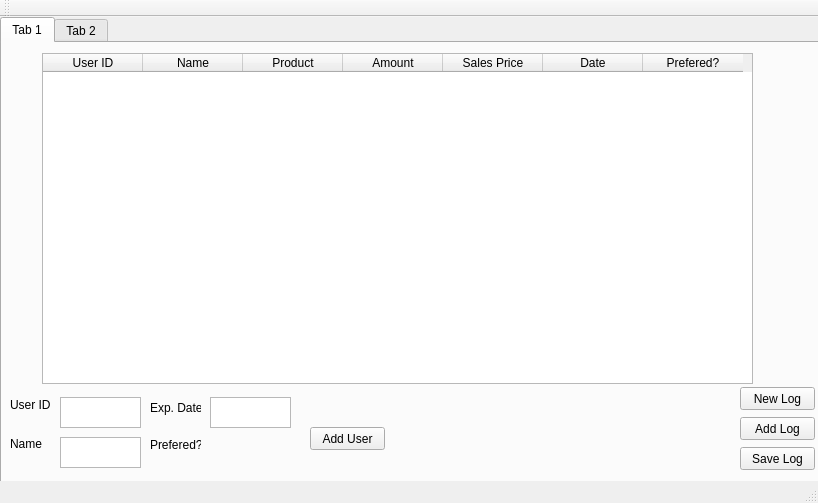
Before: the Qt Designer form mainwindow.ui in kurahk6/WarehouseSuperStore, drawn with Qt 5.
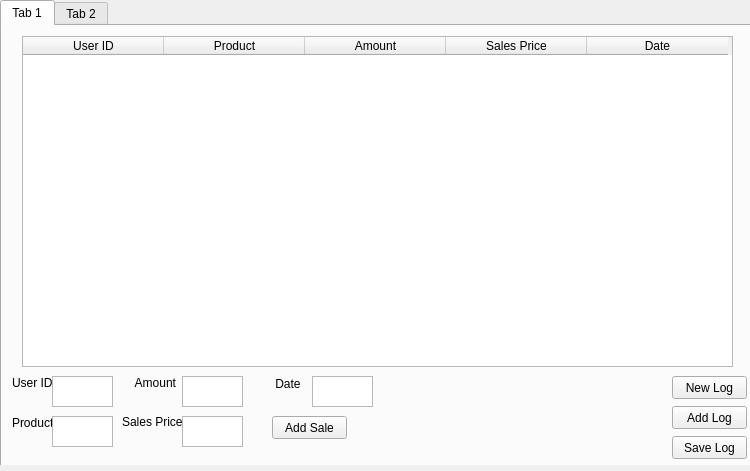
After: the same form once the commit is applied. The open tabs and pages were chosen to show the change.

```diff
--- a/mainwindow.ui
+++ b/mainwindow.ui
@@ -6,164 +6,54 @@
    <rect>
     <x>0</x>
     <y>0</y>
-    <width>818</width>
-    <height>503</height>
+    <width>750</width>
+    <height>471</height>
    </rect>
   </property>
+  <property name="minimumSize">
+   <size>
+    <width>745</width>
+    <height>450</height>
+   </size>
+  </property>
+  <property name="maximumSize">
+   <size>
+    <width>750</width>
+    <height>471</height>
+   </size>
+  </property>
   <property name="windowTitle">
    <string>MainWindow</string>
   </property>
   <widget class="QWidget" name="centralWidget">
-   <widget class="QPushButton" name="newLog">
-    <property name="geometry">
-     <rect>
-      <x>740</x>
-      <y>370</y>
-      <width>75</width>
-      <height>23</height>
-     </rect>
-    </property>
-    <property name="text">
-     <string>New Log</string>
-    </property>
-   </widget>
-   <widget class="QPushButton" name="addLog">
-    <property name="geometry">
-     <rect>
-      <x>740</x>
-      <y>400</y>
-      <width>75</width>
-      <height>23</height>
-     </rect>
-    </property>
-    <property name="text">
-     <string>Add Log</string>
-    </property>
-   </widget>
-   <widget class="QPushButton" name="saveLog">
-    <property name="geometry">
-     <rect>
-      <x>740</x>
-      <y>430</y>
-      <width>75</width>
-      <height>23</height>
-     </rect>
-    </property>
-    <property name="text">
-     <string>Save Log</string>
-    </property>
-   </widget>
-   <widget class="QLabel" name="label">
-    <property name="geometry">
-     <rect>
-      <x>10</x>
-      <y>380</y>
-      <width>46</width>
-      <height>16</height>
-     </rect>
-    </property>
-    <property name="text">
-     <string>User ID</string>
-    </property>
-   </widget>
-   <widget class="QLabel" name="label_2">
-    <property name="geometry">
-     <rect>
-      <x>10</x>
-      <y>420</y>
-      <width>46</width>
-      <height>13</height>
-     </rect>
-    </property>
-    <property name="text">
-     <string>Name</string>
-    </property>
-   </widget>
-   <widget class="QPlainTextEdit" name="id">
-    <property name="geometry">
-     <rect>
-      <x>60</x>
-      <y>380</y>
-      <width>81</width>
-      <height>31</height>
-     </rect>
-    </property>
-    <property name="readOnly">
-     <bool>false</bool>
-    </property>
-   </widget>
-   <widget class="QPlainTextEdit" name="name">
+   <property name="sizePolicy">
+    <sizepolicy hsizetype="Fixed" vsizetype="Fixed">
+     <horstretch>0</horstretch>
+     <verstretch>0</verstretch>
+    </sizepolicy>
+   </property>
+   <property name="minimumSize">
+    <size>
+     <width>750</width>
+     <height>465</height>
+    </size>
+   </property>
+   <property name="maximumSize">
+    <size>
+     <width>750</width>
+     <height>465</height>
+    </size>
+   </property>
+   <widget class="QTabWidget" name="tabWidget">
     <property name="enabled">
      <bool>true</bool>
     </property>
     <property name="geometry">
      <rect>
-      <x>60</x>
-      <y>420</y>
-      <width>81</width>
-      <height>31</height>
-     </rect>
-    </property>
-    <property name="readOnly">
-     <bool>false</bool>
-    </property>
-   </widget>
-   <widget class="QPushButton" name="addUser">
-    <property name="geometry">
-     <rect>
-      <x>310</x>
-      <y>410</y>
-      <width>75</width>
-      <height>23</height>
-     </rect>
-    </property>
-    <property name="text">
-     <string>Add User</string>
-    </property>
-   </widget>
-   <widget class="QLabel" name="label_3">
-    <property name="geometry">
-     <rect>
-      <x>150</x>
-      <y>380</y>
-      <width>51</width>
-      <height>21</height>
-     </rect>
-    </property>
-    <property name="text">
-     <string>Exp. Date</string>
-    </property>
-   </widget>
-   <widget class="QLabel" name="label_4">
-    <property name="geometry">
-     <rect>
-      <x>150</x>
-      <y>420</y>
-      <width>51</width>
-      <height>16</height>
-     </rect>
-    </property>
-    <property name="text">
-     <string>Prefered?</string>
-    </property>
-   </widget>
-   <widget class="QPlainTextEdit" name="expiration_date">
-    <property name="geometry">
-     <rect>
-      <x>210</x>
-      <y>380</y>
-      <width>81</width>
-      <height>31</height>
-     </rect>
-    </property>
-   </widget>
-   <widget class="QTabWidget" name="tabWidget">
-    <property name="geometry">
-     <rect>
       <x>0</x>
       <y>0</y>
-      <width>821</width>
-      <height>501</height>
+      <width>841</width>
+      <height>471</height>
      </rect>
     </property>
     <property name="currentIndex">
@@ -173,31 +63,56 @@
      <attribute name="title">
       <string>Tab 1</string>
      </attribute>
-     <widget class="QTableWidget" name="logTable">
+     <widget class="QTableWidget" name="SaleLogs">
+      <property name="enabled">
+       <bool>true</bool>
+      </property>
       <property name="geometry">
        <rect>
-        <x>40</x>
+        <x>20</x>
         <y>10</y>
         <width>711</width>
         <height>331</height>
        </rect>
       </property>
+      <property name="sizePolicy">
+       <sizepolicy hsizetype="Expanding" vsizetype="Expanding">
+        <horstretch>0</horstretch>
+        <verstretch>0</verstretch>
+       </sizepolicy>
+      </property>
+      <property name="horizontalScrollBarPolicy">
+       <enum>Qt::ScrollBarAlwaysOff</enum>
+      </property>
+      <property name="dragDropMode">
+       <enum>QAbstractItemView::NoDragDrop</enum>
+      </property>
+      <property name="alternatingRowColors">
+       <bool>false</bool>
+      </property>
       <property name="rowCount">
        <number>0</number>
       </property>
       <property name="columnCount">
-       <number>7</number>
+       <number>5</number>
       </property>
+      <attribute name="horizontalHeaderVisible">
+       <bool>true</bool>
+      </attribute>
+      <attribute name="horizontalHeaderCascadingSectionResizes">
+       <bool>false</bool>
+      </attribute>
+      <attribute name="horizontalHeaderDefaultSectionSize">
+       <number>141</number>
+      </attribute>
+      <attribute name="horizontalHeaderHighlightSections">
+       <bool>true</bool>
+      </attribute>
       <column>
        <property name="text">
         <string>User ID</string>
        </property>
       </column>
-      <column>
-       <property name="text">
-        <string>Name</string>
-       </property>
-      </column>
       <column>
        <property name="text">
         <string>Product</string>
@@ -218,14 +133,174 @@
         <string>Date</string>
        </property>
       </column>
-      <column>
-       <property name="text">
-        <string>Prefered?</string>
-       </property>
-      </column>
      </widget>
-     <zorder>logTable</zorder>
-     <zorder>logTable</zorder>
+     <widget class="QPushButton" name="addSale">
+      <property name="geometry">
+       <rect>
+        <x>270</x>
+        <y>390</y>
+        <width>75</width>
+        <height>23</height>
+       </rect>
+      </property>
+      <property name="text">
+       <string>Add Sale</string>
+      </property>
+     </widget>
+     <widget class="QLabel" name="UserID">
+      <property name="geometry">
+       <rect>
+        <x>10</x>
+        <y>350</y>
+        <width>47</width>
+        <height>13</height>
+       </rect>
+      </property>
+      <property name="text">
+       <string>User ID</string>
+      </property>
+     </widget>
+     <widget class="QLabel" name="Product">
+      <property name="geometry">
+       <rect>
+        <x>10</x>
+        <y>390</y>
+        <width>47</width>
+        <height>13</height>
+       </rect>
+      </property>
+      <property name="text">
+       <string>Product</string>
+      </property>
+     </widget>
+     <widget class="QLabel" name="SalesPrice">
+      <property name="geometry">
+       <rect>
+        <x>120</x>
+        <y>385</y>
+        <width>61</width>
+        <height>21</height>
+       </rect>
+      </property>
+      <property name="text">
+       <string>Sales Price</string>
+      </property>
+     </widget>
+     <widget class="QLabel" name="Amount">
+      <property name="geometry">
+       <rect>
+        <x>130</x>
+        <y>350</y>
+        <width>47</width>
+        <height>13</height>
+       </rect>
+      </property>
+      <property name="text">
+       <string> Amount</string>
+      </property>
+     </widget>
+     <widget class="QLabel" name="Date">
+      <property name="geometry">
+       <rect>
+        <x>250</x>
+        <y>350</y>
+        <width>51</width>
+        <height>16</height>
+       </rect>
+      </property>
+      <property name="text">
+       <string>       Date</string>
+      </property>
+     </widget>
+     <widget class="QPlainTextEdit" name="UserIDText">
+      <property name="geometry">
+       <rect>
+        <x>50</x>
+        <y>350</y>
+        <width>61</width>
+        <height>31</height>
+       </rect>
+      </property>
+     </widget>
+     <widget class="QPlainTextEdit" name="DateText">
+      <property name="geometry">
+       <rect>
+        <x>310</x>
+        <y>350</y>
+        <width>61</width>
+        <height>31</height>
+       </rect>
+      </property>
+     </widget>
+     <widget class="QPlainTextEdit" name="SalesPriceText">
+      <property name="geometry">
+       <rect>
+        <x>180</x>
+        <y>390</y>
+        <width>61</width>
+        <height>31</height>
+       </rect>
+      </property>
+     </widget>
+     <widget class="QPlainTextEdit" name="AmountText">
+      <property name="geometry">
+       <rect>
+        <x>180</x>
+        <y>350</y>
+        <width>61</width>
+        <height>31</height>
+       </rect>
+      </property>
+     </widget>
+     <widget class="QPlainTextEdit" name="ProductText">
+      <property name="geometry">
+       <rect>
+        <x>50</x>
+        <y>390</y>
+        <width>61</width>
+        <height>31</height>
+       </rect>
+      </property>
+     </widget>
+     <widget class="QPushButton" name="newLog">
+      <property name="geometry">
+       <rect>
+        <x>670</x>
+        <y>350</y>
+        <width>75</width>
+        <height>23</height>
+       </rect>
+      </property>
+      <property name="text">
+       <string>New Log</string>
+      </property>
+     </widget>
+     <widget class="QPushButton" name="addLog">
+      <property name="geometry">
+       <rect>
+        <x>670</x>
+        <y>380</y>
+        <width>75</width>
+        <height>23</height>
+       </rect>
+      </property>
+      <property name="text">
+       <string>Add Log</string>
+      </property>
+     </widget>
+     <widget class="QPushButton" name="saveLog">
+      <property name="geometry">
+       <rect>
+        <x>670</x>
+        <y>410</y>
+        <width>75</width>
+        <height>23</height>
+       </rect>
+      </property>
+      <property name="text">
+       <string>Save Log</string>
+      </property>
+     </widget>
     </widget>
     <widget class="QWidget" name="tab_2">
      <attribute name="title">
@@ -282,6 +357,167 @@
        </property>
       </column>
      </widget>
+     <widget class="QLabel" name="UserID_2">
+      <property name="geometry">
+       <rect>
+        <x>10</x>
+        <y>350</y>
+        <width>47</width>
+        <height>13</height>
+       </rect>
+      </property>
+      <property name="text">
+       <string>User ID</string>
+      </property>
+     </widget>
+     <widget class="QLabel" name="Name">
+      <property name="geometry">
+       <rect>
+        <x>10</x>
+        <y>390</y>
+        <width>47</width>
+        <height>13</height>
+       </rect>
+      </property>
+      <property name="text">
+       <string>Name</string>
+      </property>
+     </widget>
+     <widget class="QLabel" name="Expires">
+      <property name="geometry">
+       <rect>
+        <x>130</x>
+        <y>340</y>
+        <width>61</width>
+        <height>31</height>
+       </rect>
+      </property>
+      <property name="text">
+       <string>Expires</string>
+      </property>
+     </widget>
+     <widget class="QPlainTextEdit" name="NameText">
+      <property name="geometry">
+       <rect>
+        <x>50</x>
+        <y>390</y>
+        <width>61</width>
+        <height>31</height>
+       </rect>
+      </property>
+      <property name="sizePolicy">
+       <sizepolicy hsizetype="Expanding" vsizetype="Fixed">
+        <horstretch>0</horstretch>
+        <verstretch>0</verstretch>
+       </sizepolicy>
+      </property>
+      <property name="verticalScrollBarPolicy">
+       <enum>Qt::ScrollBarAlwaysOff</enum>
+      </property>
+     </widget>
+     <widget class="QPlainTextEdit" name="ExpiresText">
+      <property name="geometry">
+       <rect>
+        <x>180</x>
+        <y>350</y>
+        <width>61</width>
+        <height>31</height>
+       </rect>
+      </property>
+      <property name="sizePolicy">
+       <sizepolicy hsizetype="Expanding" vsizetype="Fixed">
+        <horstretch>0</horstretch>
+        <verstretch>0</verstretch>
+       </sizepolicy>
+      </property>
+      <property name="verticalScrollBarPolicy">
+       <enum>Qt::ScrollBarAlwaysOff</enum>
+      </property>
+     </widget>
+     <widget class="QPlainTextEdit" name="UserIDText_2">
+      <property name="geometry">
+       <rect>
+        <x>50</x>
+        <y>350</y>
+        <width>61</width>
+        <height>31</height>
+       </rect>
+      </property>
+      <property name="sizePolicy">
+       <sizepolicy hsizetype="Expanding" vsizetype="Fixed">
+        <horstretch>0</horstretch>
+        <verstretch>0</verstretch>
+       </sizepolicy>
+      </property>
+      <property name="verticalScrollBarPolicy">
+       <enum>Qt::ScrollBarAlwaysOff</enum>
+      </property>
+     </widget>
+     <widget class="QCheckBox" name="isPrefered">
+      <property name="geometry">
+       <rect>
+        <x>130</x>
+        <y>390</y>
+        <width>121</width>
+        <height>31</height>
+       </rect>
+      </property>
+      <property name="text">
+       <string>Prefered Member?</string>
+      </property>
+     </widget>
+     <widget class="QPushButton" name="addUser">
+      <property name="geometry">
+       <rect>
+        <x>270</x>
+        <y>390</y>
+        <width>75</width>
+        <height>23</height>
+       </rect>
+      </property>
+      <property name="text">
+       <string>Add User</string>
+      </property>
+     </widget>
+     <widget class="QPushButton" name="addProfile">
+      <property name="geometry">
+       <rect>
+        <x>670</x>
+        <y>380</y>
+        <width>75</width>
+        <height>23</height>
+       </rect>
+      </property>
+      <property name="text">
+       <string>Add Profile</string>
+      </property>
+     </widget>
+     <widget class="QPushButton" name="newProfile">
+      <property name="geometry">
+       <rect>
+        <x>670</x>
+        <y>350</y>
+        <width>75</width>
+        <height>23</height>
+       </rect>
+      </property>
+      <property name="text">
+       <string>New Profile</string>
+      </property>
+     </widget>
+     <widget class="QPushButton" name="saveProfile">
+      <property name="geometry">
+       <rect>
+        <x>670</x>
+        <y>410</y>
+        <width>75</width>
+        <height>23</height>
+       </rect>
+      </property>
+      <property name="text">
+       <string>Save Profile</string>
+      </property>
+     </widget>
     </widget>
    </widget>
    <zorder>tabWidget</zorder>
@@ -307,15 +543,6 @@
     </rect>
    </property>
   </widget>
-  <widget class="QToolBar" name="mainToolBar">
-   <attribute name="toolBarArea">
-    <enum>TopToolBarArea</enum>
-   </attribute>
-   <attribute name="toolBarBreak">
-    <bool>false</bool>
-   </attribute>
-  </widget>
-  <widget class="QStatusBar" name="statusBar"/>
  </widget>
  <layoutdefault spacing="6" margin="11"/>
  <resources/>
```
Left out of the diff: 36 changed lines with no effect on the pictures.
